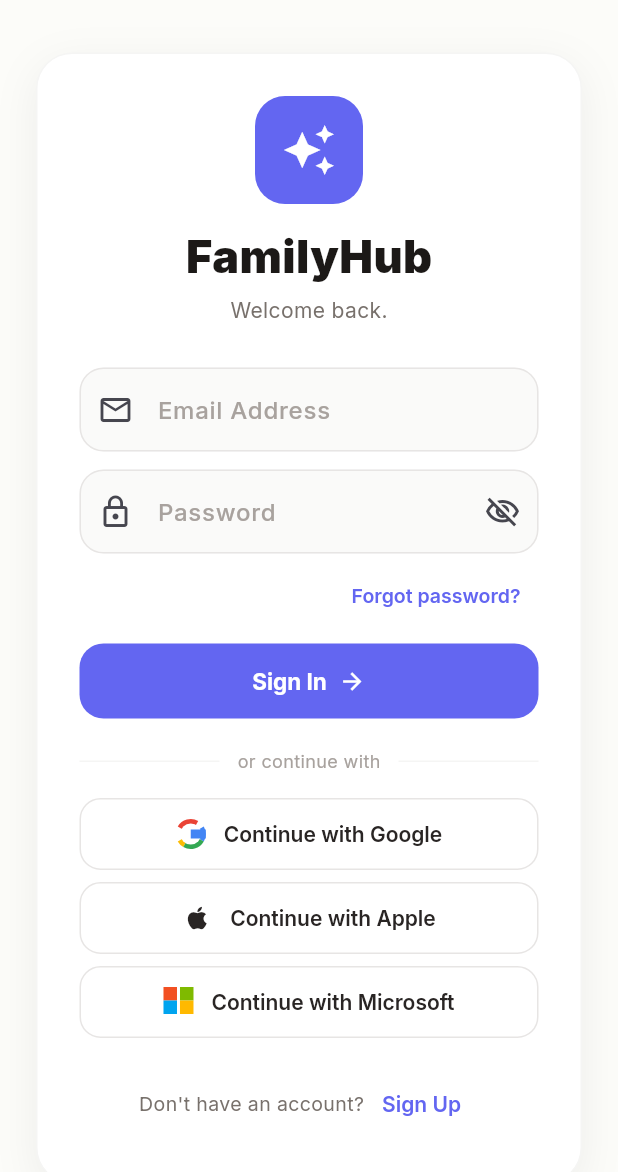
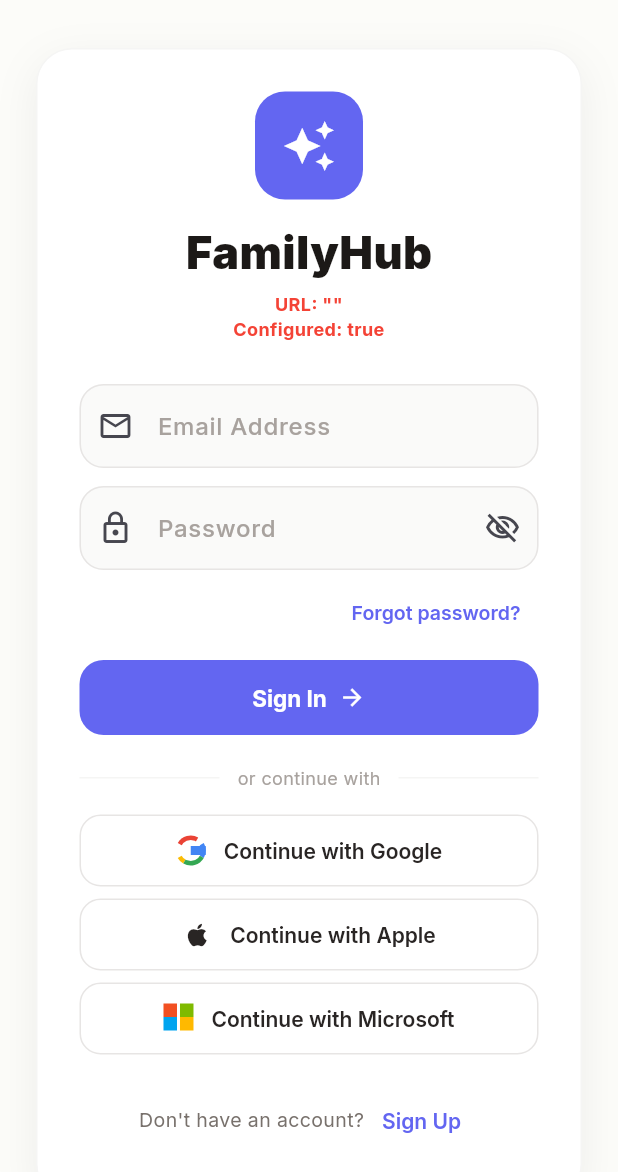
Before and after one commit to mrmrslobos/lobo-hub-flutter, a Flutter app: the screen it shows after launch, on a phone screen of 412 x 824 dp. Shown: the top 1172 px of the screen. Run offline on Flutter 3.47's test engine with Material 3 defaults, Android fonts, the phone set to English and light mode, and no system bars; our stand-ins replace cached_network_image, firebase_core, firebase_messaging, fl_chart, flutter_local_notifications, flutter_secure_storage and 8 more; missing offline and left inert: extension_google_sign_in_as_googleapis_auth, googleapis, purchases_flutter; accounts and stored records are empty.

Commit message:
Add debug text on login screen to verify Supabase config
Temporary: shows SUPABASE_URL and _supabaseConfigured status
in red text on the login screen for visual debugging.

https://claude.ai/code/session_01NKNy42RfrkgBaLEC1SJBgX

```diff
--- a/lib/screens/auth/auth_screen.dart
+++ b/lib/screens/auth/auth_screen.dart
@@ -598,12 +598,14 @@ class _AuthScreenState extends State<AuthScreen> {
                   ),
                 ),
                 const SizedBox(height: 4),
-                const Text(
-                  'Welcome back.',
-                  style: TextStyle(
+                Text(
+                  'URL: "${const String.fromEnvironment('SUPABASE_URL')}"\nConfigured: $_supabaseConfigured',
+                  textAlign: TextAlign.center,
+                  style: const TextStyle(
                     fontFamily: 'Inter',
-                    fontSize: 14,
-                    color: AppTheme.stone500,
+                    fontSize: 12,
+                    color: Colors.red,
+                    fontWeight: FontWeight.bold,
                   ),
                 ),
               ],
```
